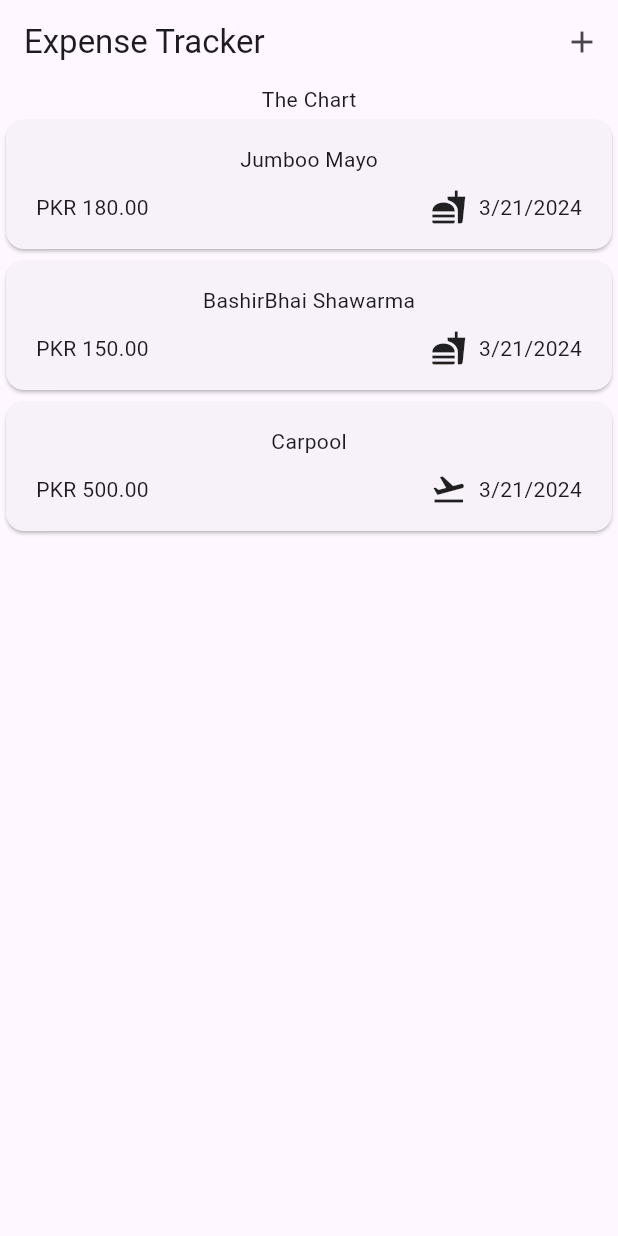
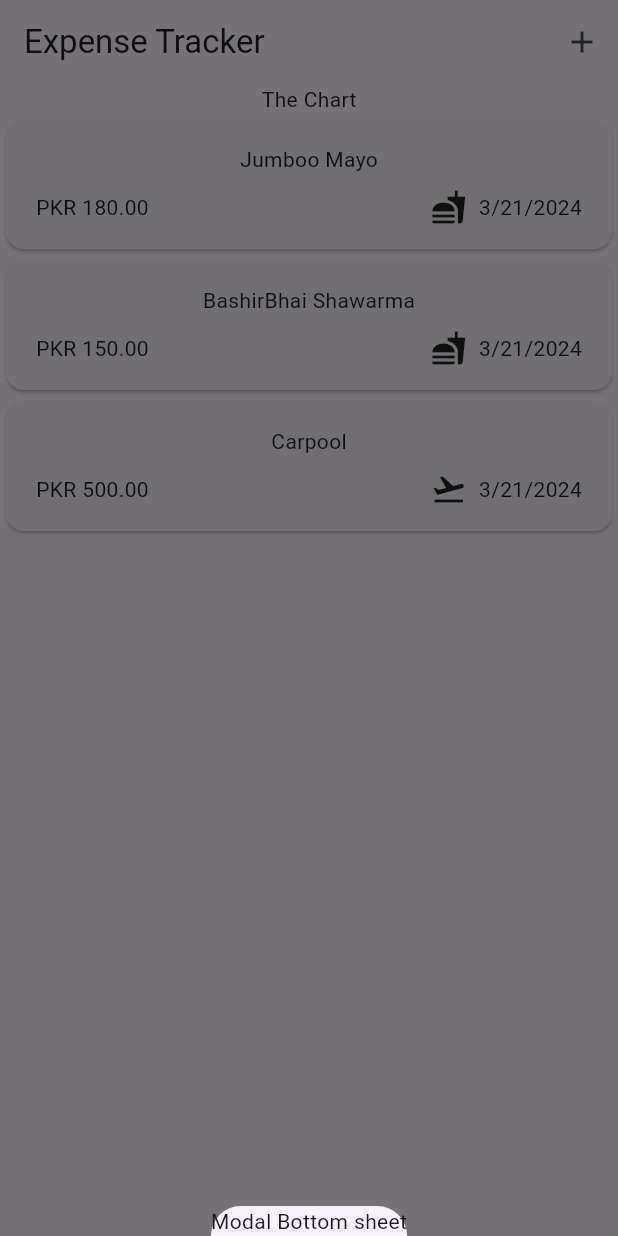
Before and after one commit to D1abol1cal/expense_tracker, a Flutter app: the screen it shows after launch, after a tap on the "add" icon, on a phone screen of 412 x 824 dp. Run offline on Flutter 3.47's test engine with Material 3 defaults, Android fonts, the phone set to English and light mode, and no system bars.

Commit message:
Modal Overlay when add button is pressed

```diff
--- a/lib/widgets/expenses.dart
+++ b/lib/widgets/expenses.dart
@@ -1,10 +1,9 @@
 import 'package:expense_tracker/widgets/expenses_list/expenses_list.dart';
 import 'package:flutter/material.dart';
 import 'package:expense_tracker/models/expense.dart';
-import 'package:flutter/widgets.dart';
 
 class Expenses extends StatefulWidget {
-  const Expenses({Key? key}) : super(key: key);
+  const Expenses({super.key});
   @override
   _ExpensesState createState() => _ExpensesState();
 }
@@ -31,12 +30,19 @@ class _ExpensesState extends State<Expenses> {
     ),
   ];
 
+  void _openAddExpenseOverlay() {
+    showModalBottomSheet(
+      context: context,
+      builder: (ctx) => const Text('Modal Bottom sheet'),
+    );
+  }
+
   @override
   Widget build(BuildContext context) {
     return Scaffold(
         appBar: AppBar(title: const Text('Expense Tracker'), actions: [
           IconButton(
-            onPressed: () {},
+            onPressed: _openAddExpenseOverlay,
             icon: const Icon(Icons.add),
           ),
         ]),
```
